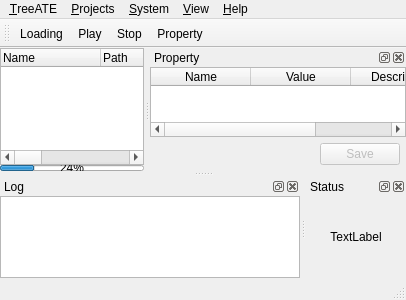
Qt form Src/TreeATE/mainwindow.ui (WilliamYinwei/TreeATE) before a commit.
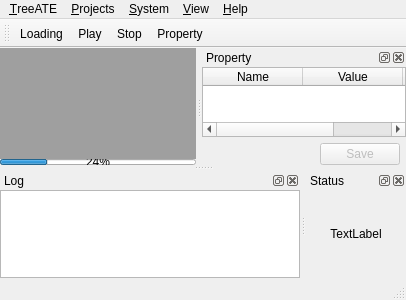
The same form after that commit. Icons and pictures are not drawn. Custom widgets are drawn as their Qt base class.

The edit to the form file:
```diff
--- a/Src/TreeATE/mainwindow.ui
+++ b/Src/TreeATE/mainwindow.ui
@@ -31,47 +31,10 @@
      <number>0</number>
     </property>
     <item>
-     <widget class="QTreeWidget" name="treeWidget_Units">
-      <column>
-       <property name="text">
-        <string>Name</string>
-       </property>
-      </column>
-      <column>
-       <property name="text">
-        <string>Path</string>
-       </property>
-      </column>
-      <column>
-       <property name="text">
-        <string>Description</string>
-       </property>
-      </column>
-      <column>
-       <property name="text">
-        <string>Status</string>
-       </property>
-      </column>
-      <column>
-       <property name="text">
-        <string>Result</string>
-       </property>
-      </column>
-      <column>
-       <property name="text">
-        <string>Standard</string>
-       </property>
-      </column>
-      <column>
-       <property name="text">
-        <string>Start Time</string>
-       </property>
-      </column>
-      <column>
-       <property name="text">
-        <string>Elapsed Time</string>
-       </property>
-      </column>
+     <widget class="QMdiArea" name="mdiArea">
+      <property name="styleSheet">
+       <string notr="true"/>
+      </property>
      </widget>
     </item>
     <item>
@@ -239,6 +202,9 @@
      </item>
      <item>
       <layout class="QHBoxLayout" name="horizontalLayout">
+       <property name="spacing">
+        <number>0</number>
+       </property>
        <property name="leftMargin">
         <number>6</number>
        </property>
@@ -249,7 +215,7 @@
         <number>6</number>
        </property>
        <property name="bottomMargin">
-        <number>6</number>
+        <number>0</number>
        </property>
        <item>
         <widget class="QLabel" name="label_propertyName">
@@ -266,7 +232,7 @@
          <property name="sizeHint" stdset="0">
           <size>
            <width>40</width>
-           <height>20</height>
+           <height>10</height>
           </size>
          </property>
         </spacer>
```
Left out of the diff: 34 changed lines with no effect on the pictures.
